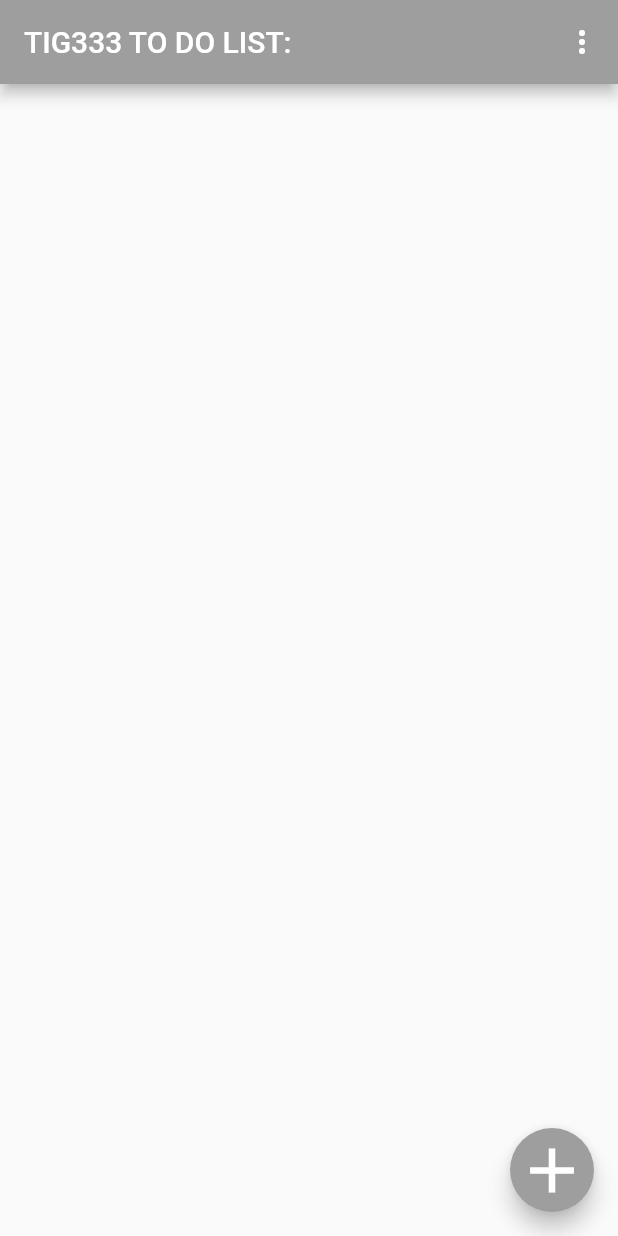
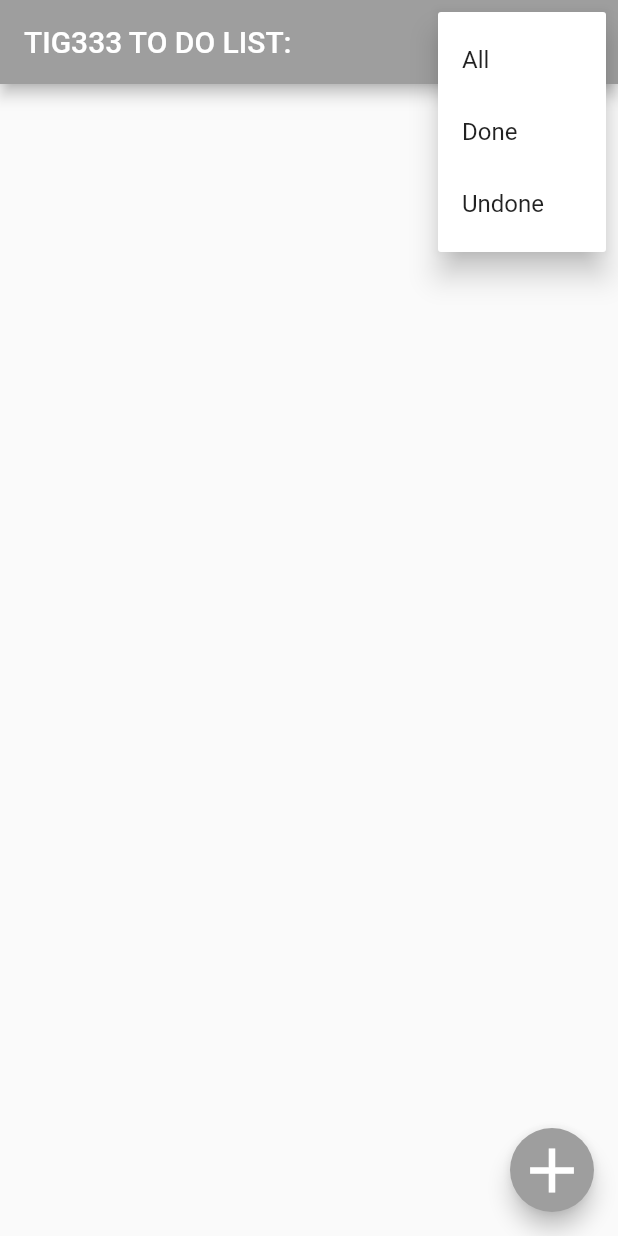
Before and after one commit to gu-tig333-ht22/guslunsoab, a Flutter app: the screen it shows after launch, after a tap on the "more vert" icon, on a phone screen of 412 x 824 dp. Run offline on Flutter 3.47's test engine with Material 2 defaults, Android fonts, the phone set to English and light mode, and no system bars; missing offline and left inert: dart:js.

```diff
--- a/lib/ListOfthings.dart
+++ b/lib/ListOfthings.dart
@@ -4,15 +4,17 @@ class ListOfThings {
   String message;
   bool done = false;
 
-  ListOfThings(this.message);
+  ListOfThings(this.message,);
 }
 
 class Mystate extends ChangeNotifier {
-  List <ListOfThings> _list=[];
+  List<ListOfThings> _list = [];
 
   Mystate();
+  var filterby = 'All';
 
   List<ListOfThings> get list => _list;
+
 
   void addItem(ListOfThings todo) {
     _list.add(todo);
@@ -22,12 +24,15 @@ class Mystate extends ChangeNotifier {
   void checkItem(todo, val) {
     todo.done = val;
     notifyListeners();
-
   }
 
-   void removeTodo(ListOfThings todo) {
+  void removeTodo(ListOfThings todo) {
     _list.remove(todo);
     notifyListeners();
+  }
 
-   }
+  void changefilter(value) {
+    filterby = value;
+    notifyListeners();
+  }
 }
--- a/lib/main.dart
+++ b/lib/main.dart
@@ -15,6 +15,7 @@ class Myapp extends StatelessWidget {
   Widget build(BuildContext context) {
     return MaterialApp(
       home: MainView(),
+      debugShowCheckedModeBanner: false,
     );
   }
 }
@@ -26,14 +27,18 @@ class MainView extends StatelessWidget {
         appBar: AppBar(
             title: Text('TIG333 TO DO LIST:'),
             backgroundColor: Colors.grey,
-            actions: <Widget>[
-              IconButton(
-                  onPressed: () {},
-                  icon: Icon(
-                    Icons.more_vert,
-                    color: Colors.white,
-                  ))
-            ]),
+            actions: [
+              PopupMenuButton(
+                onSelected: (value) => {
+                  Provider.of<Mystate>(context, listen: false).changefilter(value.toString())
+                },
+                itemBuilder: (context)=> [
+                PopupMenuItem(child: Text('All'), value: 'All',),
+                PopupMenuItem(child: Text('Done'), value: 'Done'),
+                PopupMenuItem(child: Text('Undone'), value: 'Undone'),
+
+              ])],
+            ),
         body: todo_list_View(),
         floatingActionButton: FloatingActionButton(
           onPressed: () async {
@@ -41,8 +46,10 @@ class MainView extends StatelessWidget {
               context,
               MaterialPageRoute(builder: (context) => SecondView()),
             );
+            if (item != null) {
               Provider.of<Mystate>(context, listen: false)
                   .addItem(ListOfThings(item));
+            }
           },
           child: const Icon(
             Icons.add,
@@ -62,11 +69,9 @@ class Todolist extends StatelessWidget {
     return ListView(children: list.map((todo) => _todoItem(todo)).toList());
   }
 
-
   Widget _todoItem(todo) {
     return Consumer<Mystate>(
-        builder: (context, state, child) =>
-        ListTile(
+        builder: (context, state, child) => ListTile(
               leading: Checkbox(
                 value: todo.done,
                 onChanged: (val) {
@@ -74,7 +79,7 @@ class Todolist extends StatelessWidget {
                       .checkItem(todo, val);
                 },
               ),
-        title: Text(todo.message),
+              title: text(todo),
               trailing: IconButton(
                 icon: Icon(Icons.clear),
                 onPressed: () {
@@ -84,11 +89,36 @@ class Todolist extends StatelessWidget {
               ),
             ));
   }
+
+  Widget text(todo) {
+    if (todo.done == true) {
+      return Text(todo.message,
+          style: TextStyle(decoration: TextDecoration.lineThrough));
+    } else {
+      return Text(todo.message,
+          style: TextStyle(decoration: TextDecoration.none));
+    }
+  }
 }
 
 class todo_list_View extends StatelessWidget {
   Widget build(BuildContext context) {
     return Consumer<Mystate>(
-        builder: (context, state, child) => Todolist(state.list));
+        builder: (context, state, child) =>
+        Todolist(
+          _filterList(state.list, state.filterby)));
+  }
+
+
+  List<ListOfThings> _filterList(list, filterby) {
+    if (filterby == 'All')
+      return list;
+    if (filterby == 'Done')
+      return list.where((todo) => todo.done == true).toList();
+    if (filterby == 'Undone')
+      return list.where((todo) => todo.done == false).toList();
+    else
+      return list;
+
   }
 }
--- a/pubspec.yaml
+++ b/pubspec.yaml
@@ -35,6 +35,7 @@ dependencies:
   # Use with the CupertinoIcons class for iOS style icons.
   cupertino_icons: ^1.0.2
   provider: ^6.0.3
+  http: any
 
 dev_dependencies:
   flutter_test:
```
Also changed, not shown: lib/SecondView.dart (+6 -18 lines), lib/api.dart (added, +40 -0 lines), lib/Addtolist.dart (deleted), pubspec.lock, 1 other file. Lines whose indentation alone changed are shown as unchanged.
